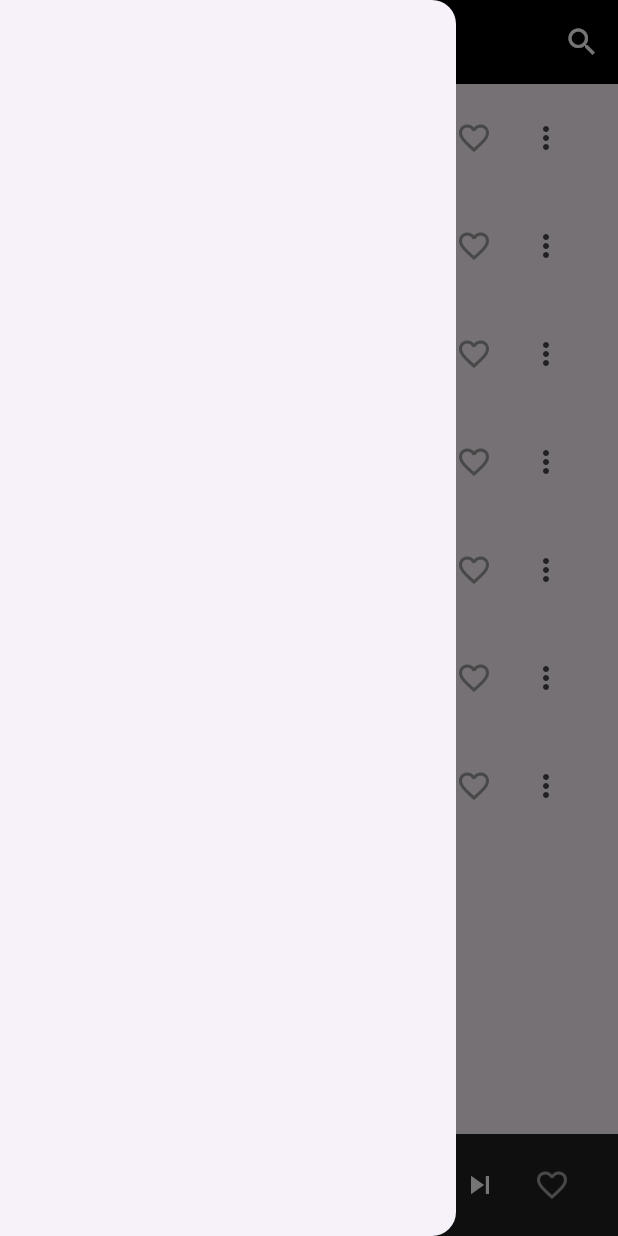
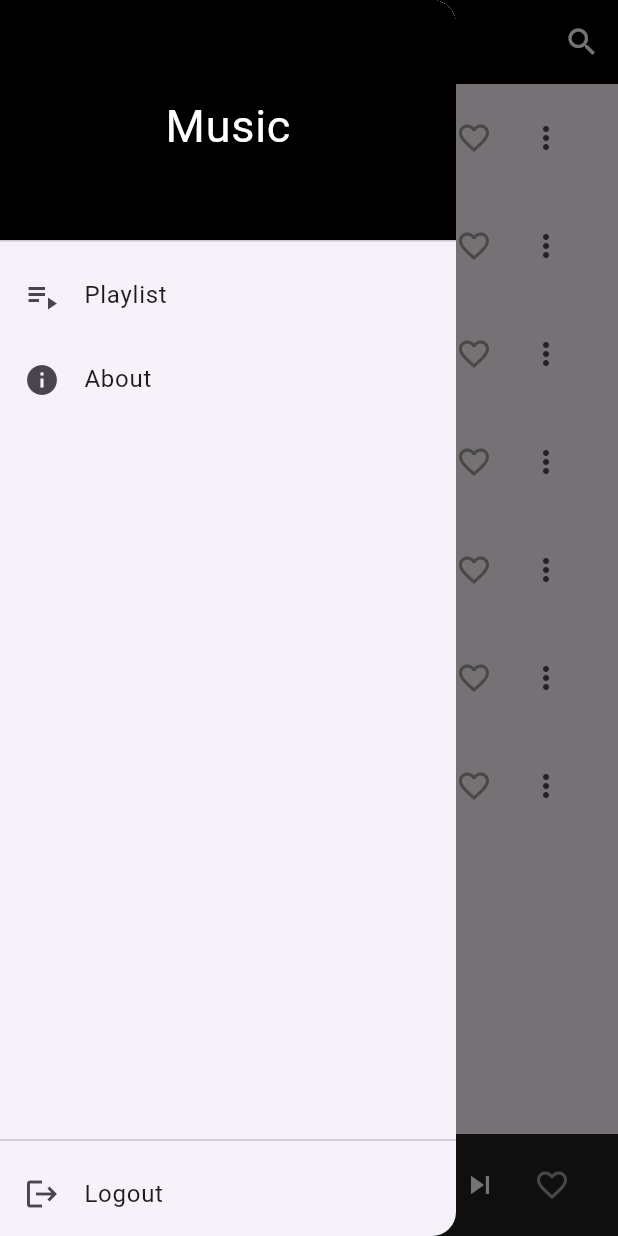
Before and after one commit to BharathGunasekaran/My_App, a Flutter app: the MusicPlayerScreen screen opened directly, with the side drawer open, on a phone screen of 412 x 824 dp. Run offline on Flutter 3.47's test engine with Material 3 defaults, Android fonts, the phone set to English and light mode, and no system bars; our stand-ins replace shared_preferences; accounts and stored records are empty.

Commit message:
login logout

```diff
--- a/lib/songs.dart
+++ b/lib/songs.dart
@@ -1,5 +1,96 @@
+// import 'package:flutter/material.dart';
+// import 'package:shared_preferences/shared_preferences.dart';
+// // import 'player.dart';
+// import 'login.dart';
+
+
+// class MusicPlayerScreen extends StatefulWidget {
+//   const MusicPlayerScreen({super.key});
+
+//   @override
+//   _MusicPlayerScreenState createState() => _MusicPlayerScreenState();
+// }
+
+// class _MusicPlayerScreenState extends State<MusicPlayerScreen> {
+//   final List<Map<String, String>> songs = [
+//     {'title': 'Aayiram Jannal Veedu', 'artist': 'Rahul Nambiar'},
+//     {'title': 'Abhiyum Naanum', 'artist': 'Unknown'},
+//     {'title': 'Adiyae Kolluthey', 'artist': 'Krish, Benny Dayal'},
+//   ];
+
+//   Future<void> logout() async {
+//     final prefs = await SharedPreferences.getInstance();
+//     await prefs.setBool('isLoggedIn', false);
+//     Navigator.pushReplacement(
+//       context,
+//       MaterialPageRoute(builder: (context) => const LoginScreen()),
+//     );
+//   }
+
+//   @override
+//   Widget build(BuildContext context) {
+//     return Scaffold(
+//       appBar: AppBar(
+//         title: const Text("Music Player", style: TextStyle(color: Colors.white)),
+//         backgroundColor: Colors.white,
+//       ),
+//       drawer: Drawer(
+//         child: Column(
+//           children: [
+//             DrawerHeader(
+//               decoration: const BoxDecoration(color: Colors.black),
+//               child: const Center(
+//                 child: Text(
+//                   'Music',
+//                   style: TextStyle(color: Colors.white, fontSize: 30),
+//                 ),
+//               ),
+//             ),
+//             ListTile(
+//               leading: const Icon(Icons.playlist_play),
+//               title: const Text('Playlist'),
+//               onTap: () {},
+//             ),
+//             ListTile(
+//               leading: const Icon(Icons.info),
+//               title: const Text('About'),
+//               onTap: () {
+//                 showAboutDialog(
+//                   context: context,
+//                   applicationName: 'Music Player',
+//                   applicationVersion: '1.0.0',
+//                 );
+//               },
+//             ),
+//             const Spacer(),
+//             const Divider(),
+//             ListTile(
+//               leading: const Icon(Icons.logout),
+//               title: const Text('Logout'),
+//               onTap: logout,
+//             ),
+//           ],
+//         ),
+//       ),
+//       body: const Center(
+//         child: Text('Music Player Content'),
+//       ),
+//     );
+//   }
+// }
+
+
+
+
+
+
+
+
+
 import 'package:flutter/material.dart';
 import 'package:music/player.dart';
+import 'package:shared_preferences/shared_preferences.dart';
+import 'login.dart';
 
 class MusicPlayerScreen extends StatefulWidget {
   const MusicPlayerScreen({super.key});
@@ -49,13 +140,23 @@ class _MusicPlayerScreenState extends State<MusicPlayerScreen> {
     });
   }
 
+  Future<void> logout() async {
+  final prefs = await SharedPreferences.getInstance();
+  await prefs.setBool('isLoggedIn', false);
+  Navigator.pushReplacement(
+    context,
+    MaterialPageRoute(builder: (context) => const LoginScreen()),
+  );
+}
+
+
   @override
   Widget build(BuildContext context) {
     final currentSong = songs[currentSongIndex];
 
     return Scaffold(
       appBar: AppBar(
-        title: const Text("Music Player", style: TextStyle(color: Colors.white)),
+        title: const Text("Music", style: TextStyle(color: Colors.white)),
         backgroundColor: Colors.black,
         actions: [
           IconButton(
@@ -64,6 +165,44 @@ class _MusicPlayerScreenState extends State<MusicPlayerScreen> {
           )
         ],
         iconTheme: const IconThemeData(color: Colors.white),
+      ),
+      drawer: Drawer(
+        child: Column(
+          children: [
+            const DrawerHeader(
+              decoration: BoxDecoration(color: Colors.black),
+              child: Center(
+                child: Text(
+                  'Music',
+                  style: TextStyle(color: Colors.white, fontSize: 30),
+                ),
+              ),
+            ),
+            ListTile(
+              leading: const Icon(Icons.playlist_play),
+              title: const Text('Playlist'),
+              onTap: () {},
+            ),
+            ListTile(
+              leading: const Icon(Icons.info),
+              title: const Text('About'),
+              onTap: () {
+                showAboutDialog(
+                  context: context,
+                  applicationName: 'Music Player',
+                  applicationVersion: '1.0.0',
+                );
+              },
+            ),
+            const Spacer(),
+            const Divider(),
+            ListTile(
+              leading: const Icon(Icons.logout),
+              title: const Text('Logout'),
+              onTap: logout,
+            ),
+          ],
+        ),
       ),
       body: Column(
         children: [
@@ -142,7 +281,6 @@ class _MusicPlayerScreenState extends State<MusicPlayerScreen> {
           ),
         ],
       ),
-      drawer: const Drawer(),
     );
   }
 }
--- a/pubspec.yaml
+++ b/pubspec.yaml
@@ -30,11 +30,13 @@ environment:
 dependencies:
   flutter:
     sdk: flutter
-
+  shared_preferences: ^2.1.1
 
   # The following adds the Cupertino Icons font to your application.
   # Use with the CupertinoIcons class for iOS style icons.
   cupertino_icons: ^1.0.8
+  file_picker: ^5.2.3 # Use the latest version
+  audioplayers: 6.1.0
 
 dev_dependencies:
   flutter_test:
```
Also changed, not shown: lib/login.dart (added, +59 -0 lines), lib/main.dart (+64 -5 lines), pubspec.lock, 8 other files.
